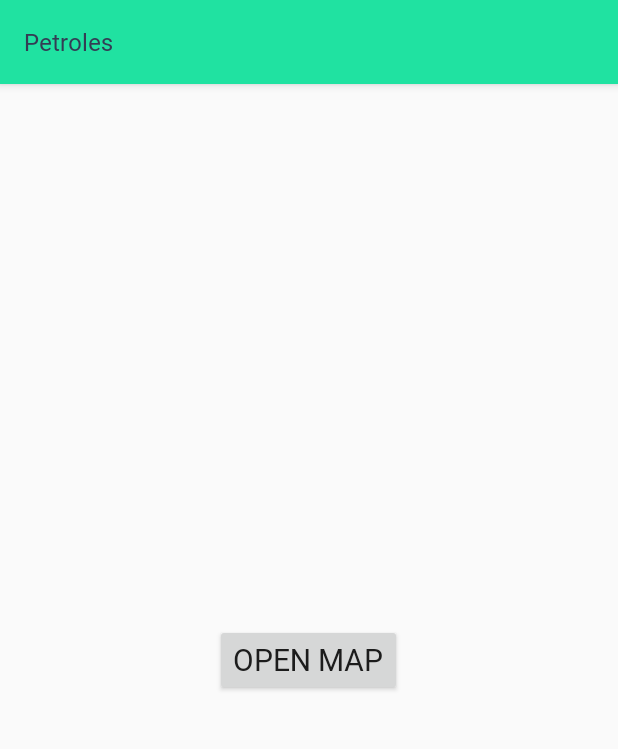
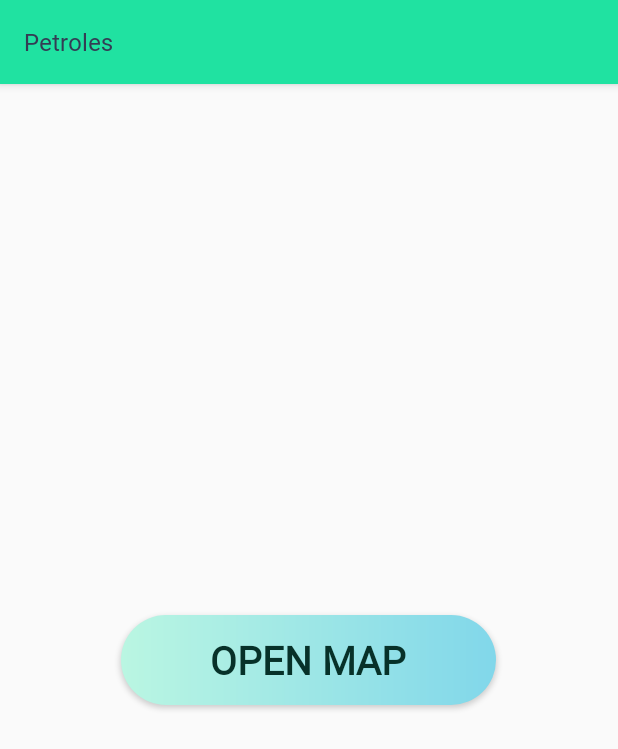
Before and after one commit to RitchieP/Petroles, an Android app: the screen it shows after launch (MainActivity), on a phone screen of 412 x 824 dp. Shown: the top 749 px of the screen. Run offline under Robolectric (Android 15) with nearby library versions, the phone set to English and light mode, and no system bars.

Commit message:
Changes in button-style in activity_main.xml and activity_map.xml.

```diff
--- a/app/src/main/AndroidManifest.xml
+++ b/app/src/main/AndroidManifest.xml
@@ -15,9 +15,9 @@
 
     <application
         android:allowBackup="true"
-        android:icon="@mipmap/ic_launcher"
+        android:icon="@drawable/petroles"
         android:label="@string/app_name"
-        android:roundIcon="@mipmap/ic_launcher_round"
+        android:roundIcon="@drawable/petroles"
         android:supportsRtl="true"
         android:theme="@style/Theme.Petroles">
         <meta-data
--- /dev/null
+++ b/app/src/main/res/drawable/open_map_btn.xml
@@ -0,0 +1,8 @@
+<?xml version="1.0" encoding="utf-8"?>
+<shape xmlns:android="http://schemas.android.com/apk/res/android"
+    android:shape="rectangle">
+
+    <gradient android:startColor="@color/out_of_blue" android:endColor="@color/medium_sky_blue" android:type="linear"/>
+    <corners android:radius="330dp"/>
+
+</shape>
--- a/app/src/main/res/layout/activity_main.xml
+++ b/app/src/main/res/layout/activity_main.xml
@@ -8,9 +8,13 @@ tools:context=".MainActivity">
 
     <Button
         android:id="@+id/button_openMap"
-        android:layout_width="wrap_content"
-        android:layout_height="wrap_content"
+        android:layout_width="250dp"
+        android:layout_height="60dp"
         android:text="Open Map"
+        android:textSize="26dp"
+        android:textStyle="bold"
+        android:background="@drawable/open_map_btn"
+        android:textColor="@color/fence_green"
         app:layout_constraintBottom_toBottomOf="parent"
         app:layout_constraintEnd_toEndOf="parent"
         app:layout_constraintHorizontal_bias="0.498"
--- a/app/src/main/res/layout/activity_map.xml
+++ b/app/src/main/res/layout/activity_map.xml
@@ -15,9 +15,13 @@
 
     <Button
         android:id="@+id/button_findStation"
-        android:layout_width="wrap_content"
+        android:layout_width="180dp"
         android:layout_height="wrap_content"
         android:text="Find Stations"
+        android:textStyle="bold"
+        android:textColor="@color/blue_green"
+        android:textSize="18dp"
+        android:background="@drawable/find_station_btn"
         app:layout_constraintBottom_toBottomOf="@+id/map"
         app:layout_constraintEnd_toEndOf="parent"
         app:layout_constraintStart_toStartOf="@+id/map"
--- a/app/src/main/res/values/colors.xml
+++ b/app/src/main/res/values/colors.xml
@@ -1,6 +1,7 @@
 <?xml version="1.0" encoding="utf-8"?>
 <resources>
     <color name="medium_sky_blue">#FF81D7EA</color>
+    <color name="out_of_blue">#BAF6E2</color>
     <color name="wild_caribbean_green">#FF20E2A1</color>
     <color name="pantone">#FF1CAF94</color>
     <color name="black_river_fall">#FF343C54</color>
@@ -8,4 +9,6 @@
     <color name="teal_700">#FF018786</color>
     <color name="black">#FF000000</color>
     <color name="white">#FFFFFFFF</color>
+    <color name="blue_green">#FF147E6B</color>
+    <color name="fence_green">#FF073129</color>
 </resources>
```
Also changed, not shown: app/src/main/res/drawable/find_station_btn.xml (added, +8 -0 lines).
